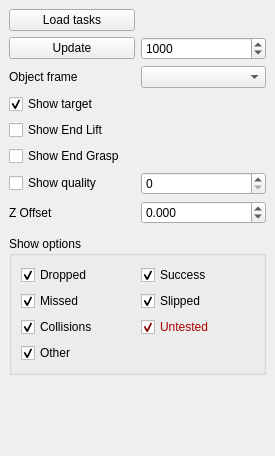
The window that RobWorkSim/src/rwsimlibs/plugins/SimTaskVisPlugin.ui (onier/RobWork) describes before a commit, drawn with Qt 5.
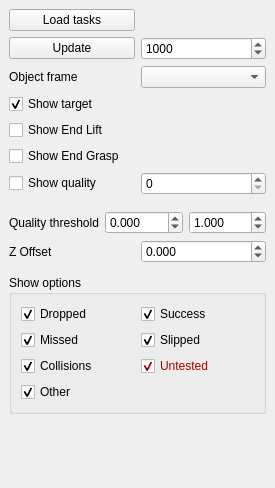
The same window after the commit.

The edit to the form file:
```diff
--- a/RobWorkSim/src/rwsimlibs/plugins/SimTaskVisPlugin.ui
+++ b/RobWorkSim/src/rwsimlibs/plugins/SimTaskVisPlugin.ui
@@ -7,7 +7,7 @@
     <x>0</x>
     <y>0</y>
     <width>275</width>
-    <height>456</height>
+    <height>488</height>
    </rect>
   </property>
   <property name="windowTitle">
@@ -104,7 +104,7 @@
           </item>
          </layout>
         </item>
-        <item row="5" column="0">
+        <item row="6" column="0">
          <layout class="QHBoxLayout" name="horizontalLayout">
           <property name="topMargin">
            <number>0</number>
@@ -134,6 +134,49 @@
           </item>
          </layout>
         </item>
+        <item row="5" column="0">
+         <layout class="QHBoxLayout" name="horizontalLayout_3">
+          <property name="topMargin">
+           <number>10</number>
+          </property>
+          <item>
+           <widget class="QLabel" name="label_3">
+            <property name="text">
+             <string>Quality threshold</string>
+            </property>
+           </widget>
+          </item>
+          <item>
+           <widget class="QDoubleSpinBox" name="_fromThresSpin">
+            <property name="decimals">
+             <number>3</number>
+            </property>
+            <property name="minimum">
+             <double>-10.000000000000000</double>
+            </property>
+            <property name="maximum">
+             <double>10.000000000000000</double>
+            </property>
+            <property name="singleStep">
+             <double>0.001000000000000</double>
+            </property>
+           </widget>
+          </item>
+          <item>
+           <widget class="QDoubleSpinBox" name="_toThresSpin">
+            <property name="decimals">
+             <number>3</number>
+            </property>
+            <property name="singleStep">
+             <double>0.001000000000000</double>
+            </property>
+            <property name="value">
+             <double>1.000000000000000</double>
+            </property>
+           </widget>
+          </item>
+         </layout>
+        </item>
        </layout>
       </item>
       <item>
```
Left out of the diff: 2 changed lines with no effect on the pictures.
